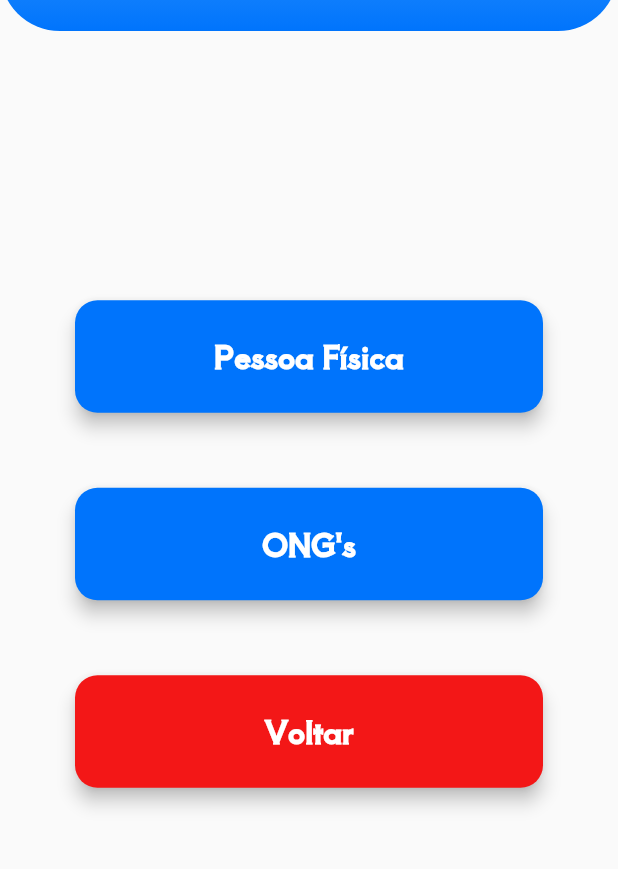
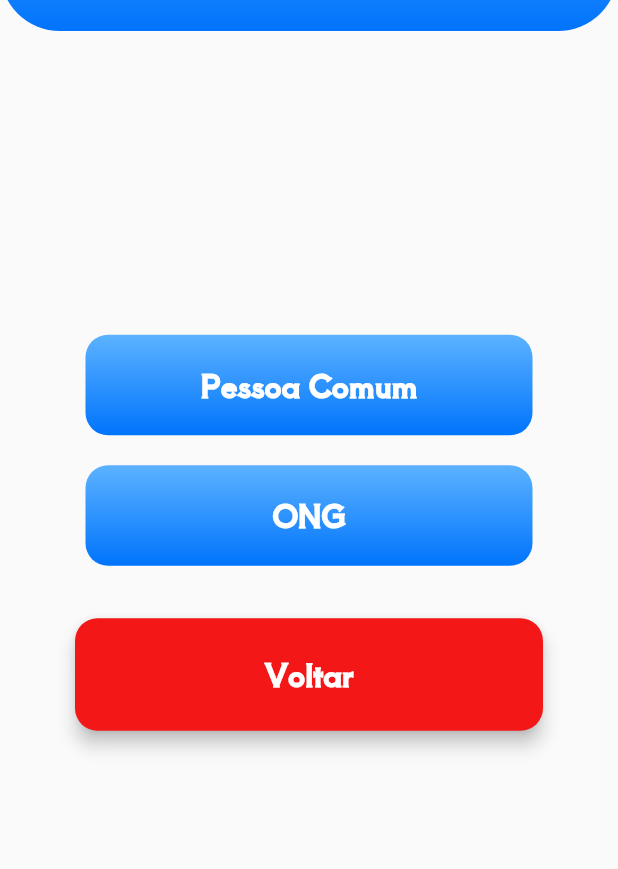
Before and after one commit to AdopetTCC/adopet, a Flutter app: the ChooseScreen screen opened directly, on a phone screen of 412 x 824 dp, the part 179-1048 px from its top. Run offline on Flutter 3.47's test engine with Material 2 defaults, Android fonts, the phone set to English and light mode, and no system bars; our stand-ins replace cloud_firestore, firebase_auth, firebase_core, image_picker, shared_preferences; accounts and stored records are empty; network calls fail.

Commit message:
ongregister and choose

```diff
--- a/lib/screens_perfil/choose_screen.dart
+++ b/lib/screens_perfil/choose_screen.dart
@@ -109,16 +109,88 @@ class ChooseScreen extends StatelessWidget {
         mainAxisAlignment: MainAxisAlignment.center,
         mainAxisSize: MainAxisSize.max,
         children: [
-          Padding(
-            padding: const EdgeInsets.symmetric(horizontal: 50, vertical: 15),
-            child: registerButton,
+          Container(
+            decoration: BoxDecoration(
+              gradient: const LinearGradient(
+                begin: Alignment.topCenter,
+                end: Alignment.bottomCenter,
+                colors: [
+                  Color(0xFF5CB2FF),
+                  Color(0xFF0074FC),
+                ],
+              ),
+              borderRadius: BorderRadius.circular(15),
+            ),
+            child: ElevatedButton(
+              style: ElevatedButton.styleFrom(
+                backgroundColor: Colors.transparent,
+                disabledForegroundColor: Colors.transparent.withOpacity(0.38),
+                disabledBackgroundColor: Colors.transparent.withOpacity(0.12),
+                shadowColor: Colors.transparent,
+                shape: RoundedRectangleBorder(
+                  borderRadius: BorderRadius.circular(15), // <-- Radius
+                ),
+                minimumSize: const Size(298, 67),
+              ),
+              onPressed: () => Navigator.push(
+                context,
+                MaterialPageRoute(
+                  builder: (context) => const RegisterScreen(),
+                ),
+              ),
+              child: const Text(
+                "Pessoa Comum",
+                textAlign: TextAlign.center,
+                style: TextStyle(
+                    fontSize: 20,
+                    color: Colors.white,
+                    fontFamily: 'AoboshiOne',
+                    fontWeight: FontWeight.bold),
+              ),
+            ),
           ),
           const SizedBox(
             height: 20,
           ),
-          Padding(
-            padding: const EdgeInsets.symmetric(horizontal: 50, vertical: 15),
-            child: ongregisterButton,
+          Container(
+            decoration: BoxDecoration(
+              gradient: const LinearGradient(
+                begin: Alignment.topCenter,
+                end: Alignment.bottomCenter,
+                colors: [
+                  Color(0xFF5CB2FF),
+                  Color(0xFF0074FC),
+                ],
+              ),
+              borderRadius: BorderRadius.circular(15),
+            ),
+            child: ElevatedButton(
+              style: ElevatedButton.styleFrom(
+                backgroundColor: Colors.transparent,
+                disabledForegroundColor: Colors.transparent.withOpacity(0.38),
+                disabledBackgroundColor: Colors.transparent.withOpacity(0.12),
+                shadowColor: Colors.transparent,
+                shape: RoundedRectangleBorder(
+                  borderRadius: BorderRadius.circular(15), // <-- Radius
+                ),
+                minimumSize: const Size(298, 67),
+              ),
+              onPressed: () => Navigator.push(
+                context,
+                MaterialPageRoute(
+                  builder: (context) => const OngRegisterScreen(),
+                ),
+              ),
+              child: const Text(
+                "ONG",
+                textAlign: TextAlign.center,
+                style: TextStyle(
+                    fontSize: 20,
+                    color: Colors.white,
+                    fontFamily: 'AoboshiOne',
+                    fontWeight: FontWeight.bold),
+              ),
+            ),
           ),
           const SizedBox(
             height: 20,
--- a/lib/screens_perfil/ongregister_screen.dart
+++ b/lib/screens_perfil/ongregister_screen.dart
@@ -61,11 +61,17 @@ class _OngRegistrationScreenState extends State<OngRegisterScreen> {
           ),
           minimumSize: const Size(330, 67),
         ),
-        onPressed: () {
-          //signUp(emailEditingController.text, passwordEditingController.text);
+        onPressed: () async {
+          String res = await AuthMethods().signUpUser(
+            email: _emailController.text,
+            password: _passwordController.text,
+            name: _ongNameController.text,
+            telefone: _telController.text,
+          );
+          print(res);
         },
         child: const Text(
-          "Login",
+          "Cadastrar",
           textAlign: TextAlign.center,
           style: TextStyle(
               fontSize: 20,
```
